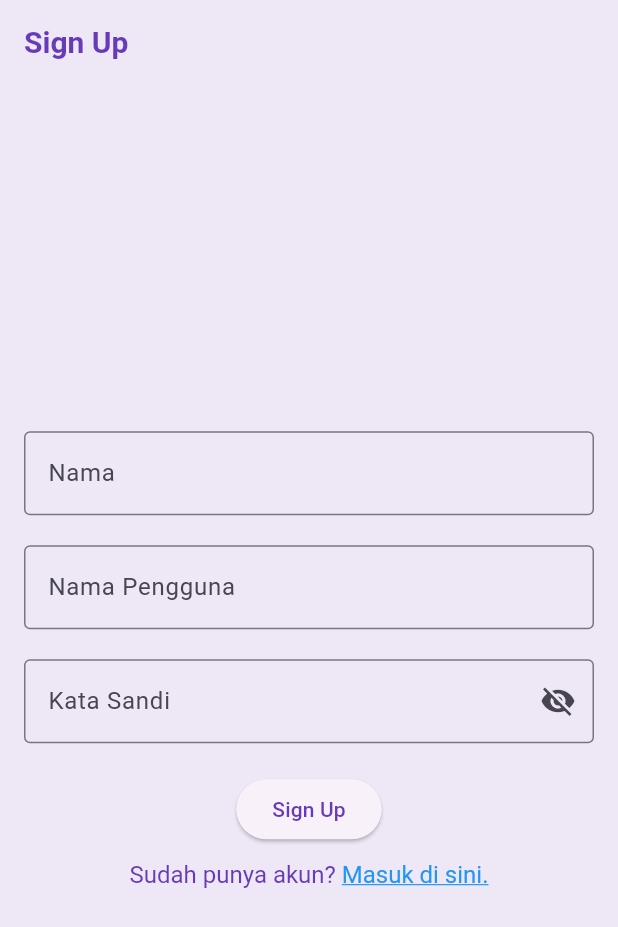
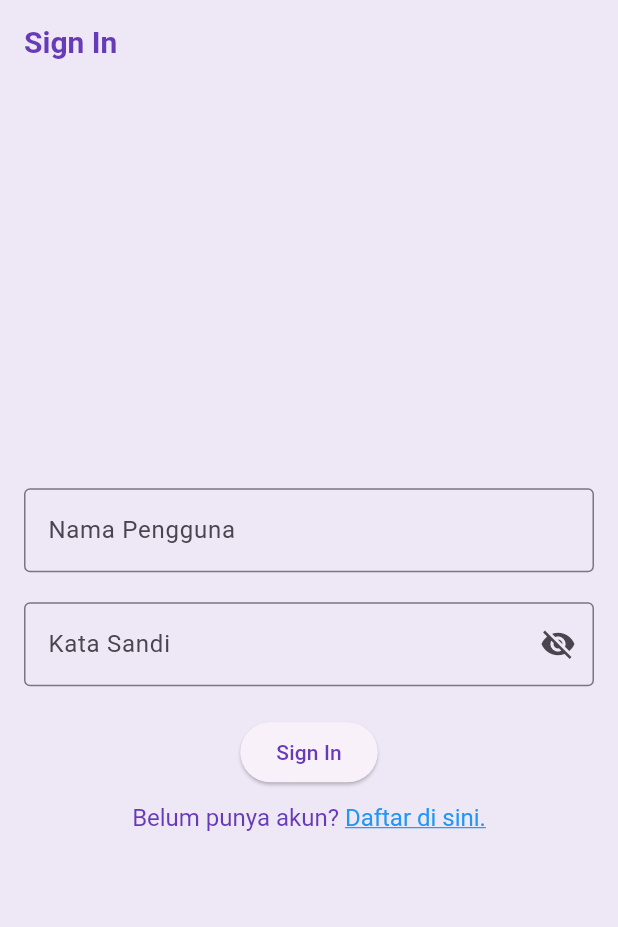
Before and after one commit to SalimTNKuho/wisata_candi_salimalfaruq, a Flutter app: the screen it shows after launch, on a phone screen of 412 x 824 dp. Shown: the top 927 px of the screen. Run offline on Flutter 3.47's test engine with Material 3 defaults, Android fonts, the phone set to English and light mode, and no system bars; our stand-ins replace cached_network_image.

Commit message:
simple arrangement

```diff
--- a/lib/main.dart
+++ b/lib/main.dart
@@ -33,8 +33,8 @@ class MyApp extends StatelessWidget {
       ),
       // home: DetailScreen(candi: candiList[0],),
       // home: ProfileScreen(),
-      // home: SignInScreen(),
-      home: SignUpScreen(),
+      home: SignInScreen(),
+      // home: SignUpScreen(),
     );
   }
 }
--- a/lib/screens/sign_in_screen.dart
+++ b/lib/screens/sign_in_screen.dart
@@ -75,7 +75,10 @@ class _SignInScreenState extends State<SignInScreen> {
                   RichText(
                     text: TextSpan(
                       text: 'Belum punya akun? ',
-                      style: const TextStyle(fontSize: 16, color: Colors.deepPurple),
+                      style: const TextStyle(
+                          fontSize: 16,
+                          color: Colors.deepPurple
+                      ),
                       children: [
                         TextSpan(
                           text: 'Daftar di sini.',
```
